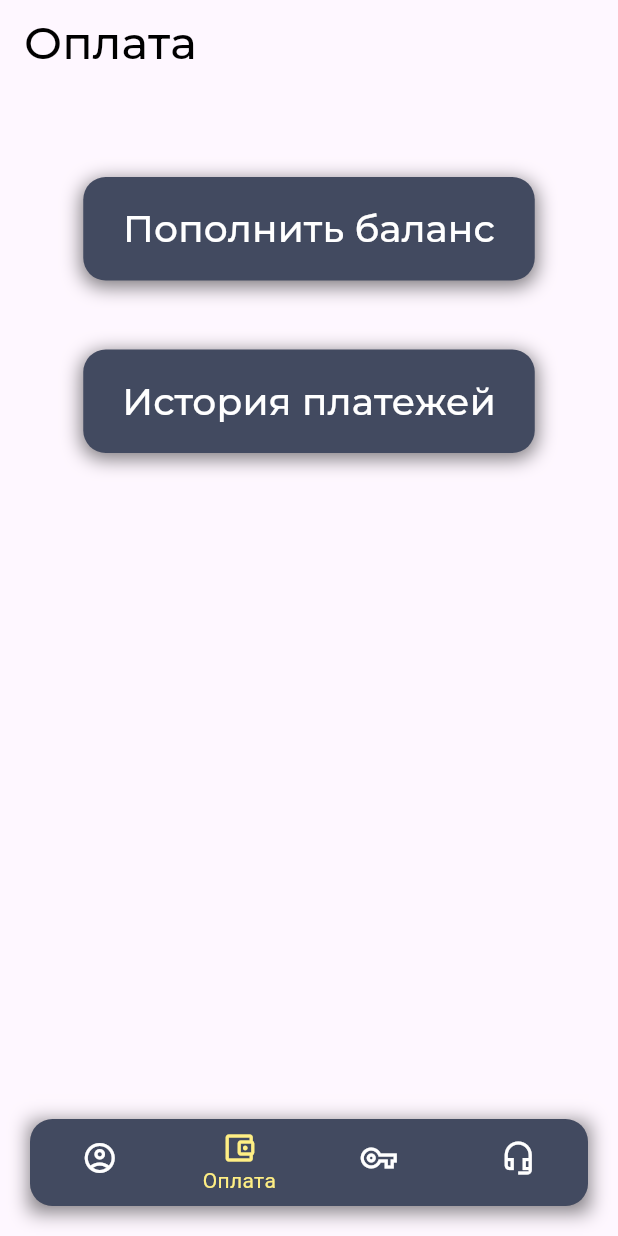
After one commit to CloudreiL/RopNet, a Flutter app: the BottomNavBar screen opened directly, item 2 of the bottom bar chosen, after a tap on "Пополнить баланс", on a phone screen of 412 x 824 dp. The commit adds this screen. Run offline on Flutter 3.47's test engine with Material 3 defaults, Android fonts, the light colour scheme and no system bars; project files that could hold a hidden picture were left out.

Commit message:
Added pages, edited loginpage and account pages

```diff
--- /dev/null
+++ b/lib/pages/accountpage.dart
@@ -0,0 +1,114 @@
+import 'package:flutter/material.dart';
+import 'package:ropnet/classes/style.dart';
+import 'package:ropnet/pages/notificationpage.dart';
+
+class AccountPage extends StatelessWidget{
+  const AccountPage({super.key});
+  @override
+  Widget build(BuildContext context){
+    return Scaffold(
+      appBar: AppBar(
+        title: Text('Аккаунт', style: TextStyles.StyleText.copyWith(fontSize: 30),),
+        actions: [
+          IconButton(onPressed: (){
+            Navigator.push(context,
+                MaterialPageRoute(builder: (context) => NotificationPage(),
+            ),
+            );
+          }, icon: Icon(Icons.notifications_none_rounded))
+        ],
+      ),
+      body: Center(
+        child: Column(
+          mainAxisAlignment: MainAxisAlignment.spaceEvenly,
+          children: [
+            Container(
+              margin: EdgeInsets.all(10),
+              width:337,
+              height: 146,
+
+              decoration: BoxDec.DecBox,
+              child: Row(
+                mainAxisAlignment: MainAxisAlignment.spaceBetween,
+                children: [
+                  Icon(Icons.account_circle_outlined, size: 100, color: Colors.white,),
+                  Column(
+                    mainAxisAlignment: MainAxisAlignment.center,
+                    children: [
+                      Padding(padding: EdgeInsets.only(right: 15),
+                          child: Text('Фамилия', style: TextStyles.StyleText.copyWith(color: Colors.white))
+                      ),
+                      Text('Имя', style: TextStyles.StyleText.copyWith(color: Colors.white)),
+                      Text('Отчество', style: TextStyles.StyleText.copyWith(color: Colors.white))
+                    ],
+                  )
+                ],
+              ),
+            ),
+            Container(
+              margin: EdgeInsets.all(10),
+              width:337,
+              height: 140,
+
+              decoration: BoxDec.DecBox,
+              child: Column(
+                mainAxisAlignment: MainAxisAlignment.center,
+                children: [
+                  Padding(padding: EdgeInsets.only(left:10, right:10),
+                      child: Row(
+                        mainAxisAlignment: MainAxisAlignment.spaceBetween,
+                        children: [
+                          Text('Мобильный телефон', style: TextStyles.StyleText.copyWith(color: Color.fromRGBO(255, 239, 132, 1), fontSize: 15)),
+                          Text('+ 7 999 999 99 99', style: TextStyles.StyleText.copyWith(color: Colors.white, fontSize: 15))
+                        ],
+                      )
+                  ),
+
+                  SizedBox(height: 15),
+
+                  Padding(padding: EdgeInsets.only(left:10, right:10),
+                      child: Row(
+                        mainAxisAlignment: MainAxisAlignment.spaceBetween,
+                        children: [
+                          Text('Контактный телефон', style: TextStyles.StyleText.copyWith(color: Color.fromRGBO(255, 239, 132, 1), fontSize: 15)),
+                          Text('-', style: TextStyles.StyleText.copyWith(color: Colors.white, fontSize: 15))
+                        ],
+                      )
+                  ),
+
+                  SizedBox(height: 15),
+
+                    Padding(padding: EdgeInsets.only(left:10, right:10),
+                     child: Row(
+                      mainAxisAlignment: MainAxisAlignment.spaceBetween,
+                        children: [
+                        Text('Email', style: TextStyles.StyleText.copyWith(color: Color.fromRGBO(255, 239, 132, 1), fontSize: 15)),
+                        Text('example@mail.ru', style: TextStyles.StyleText.copyWith(color: Colors.white, fontSize: 15))
+                        ],
+                      )
+                    )
+                ],
+              ),
+            ),
+            Container(
+              margin: EdgeInsets.all(10),
+              width:337,
+              height: 108,
+              decoration: BoxDec.DecBox,
+
+              child: Column(
+                mainAxisAlignment: MainAxisAlignment.center,
+                children: [
+                  Padding(padding: EdgeInsets.all(0),
+                  child: Text("Баланс", style: TextStyles.StyleText.copyWith(color: Color.fromRGBO(255, 239, 132, 1)))
+                  ),
+                  Text("1606,6 руб.", style: TextStyles.StyleText.copyWith(color: Colors.white, fontSize: 30))
+                ],
+              ),
+            ),
+          ],
+        ),
+      )
+    );
+  }
+}
--- a/lib/pages/bottomnavbar.dart
+++ b/lib/pages/bottomnavbar.dart
@@ -0,0 +1,69 @@
+import 'package:flutter/material.dart';
+
+import 'package:ropnet/pages/accountpage.dart';
+import 'package:ropnet/pages/passwordpage.dart';
+import 'package:ropnet/pages/paymentpage.dart';
+import 'package:ropnet/pages/technicalsupportpage.dart';
+class BottomNavBar extends StatefulWidget{
+  const BottomNavBar({super.key});
+
+  @override
+  _BottomNavBarPage createState() => _BottomNavBarPage();
+}
+
+
+class _BottomNavBarPage extends State<BottomNavBar>{
+  int myCurrentIndex = 0;
+
+  List pages =[
+    AccountPage(),
+    PaymentPage(),
+    PasswordPage(),
+    TechSuppPage()
+  ];
+
+  @override
+  Widget build(BuildContext context){
+    return Scaffold(
+      bottomNavigationBar: (
+      Container(
+        margin: EdgeInsets.symmetric(horizontal: 20, vertical: 20),
+        decoration: BoxDecoration(
+          boxShadow: [BoxShadow(
+              color: Colors.black.withOpacity(0.5),
+              offset: const Offset(0,3),
+              spreadRadius: 1,
+              blurRadius: 10
+          )
+          ],
+        ),
+            child: ClipRRect(
+              borderRadius: BorderRadius.circular(15),
+                child: BottomNavigationBar(
+                  type: BottomNavigationBarType.fixed,
+                  backgroundColor: Color.fromRGBO(66, 74, 96, 1),
+                  selectedItemColor: Color.fromRGBO(255, 239, 132, 1),
+                  unselectedItemColor: Colors.white,
+                  showUnselectedLabels: false,
+
+                  currentIndex: myCurrentIndex,
+                  items: [
+                    BottomNavigationBarItem(icon: Icon(Icons.account_circle_outlined), label: "Аккаунт"),
+                    BottomNavigationBarItem(icon: Icon(Icons.account_balance_wallet_outlined),label: "Оплата"),
+                    BottomNavigationBarItem(icon: Icon(Icons.vpn_key_outlined), label: "Пароль"),
+                    BottomNavigationBarItem(icon: Icon(Icons.headset_mic_outlined), label:"Поддержка")
+                  ],
+                  onTap: (index){
+                  setState(() {
+                    myCurrentIndex = index;
+                  });
+                  },
+                )
+
+            )
+      )
+      ),
+      body: pages[myCurrentIndex],
+    );
+  }
+}
--- a/lib/pages/login.dart
+++ b/lib/pages/login.dart
@@ -1,5 +1,7 @@
 import 'package:flutter/material.dart';
 import 'package:ropnet/classes/style.dart';
+
+import 'package:ropnet/pages/bottomnavbar.dart';
 
 class LoginPage extends StatelessWidget{
   const LoginPage({super.key});
@@ -20,10 +22,10 @@ class LoginPage extends StatelessWidget{
                 textAlign: TextAlign.center,
                 ),
               ),
-              const SizedBox(height: 40),
+              const SizedBox(height: 74),
 
               Container(
-                height: 305,
+                height: 325,
                 width: 325,
                 decoration: BoxDec.DecBox,
                 child: Column(
@@ -56,6 +58,24 @@ class LoginPage extends StatelessWidget{
                         ),
                       ),
                     ),
+                      SizedBox(height: 30),
+                      Container(
+                        width: 193,
+                        child: ElevatedButton(onPressed: (){
+                          Navigator.pushReplacement(
+                              context,
+                              MaterialPageRoute(
+                                builder: (context) => const BottomNavBar(),
+                              )
+                          );
+                        },
+                            child: Text('Войти', style: TextStyles.StyleText,
+                            ),
+                          style: ElevatedButton.styleFrom(
+                            backgroundColor: Color.fromRGBO(255, 239, 132, 1)
+                          ),
+                        ),
+                      ),
                   ],
                 ),
               )
--- /dev/null
+++ b/lib/pages/notificationpage.dart
@@ -0,0 +1,18 @@
+import 'package:flutter/material.dart';
+import 'package:ropnet/classes/style.dart';
+
+class NotificationPage extends StatelessWidget{
+  const NotificationPage({super.key});
+  @override
+  Widget build(BuildContext context){
+    return Scaffold(
+      appBar: AppBar(
+        title: Text("Уведомления", style: TextStyles.StyleText.copyWith(fontSize: 30),),
+      ),
+        body: Center(
+          child: Text("У вас пока нет уведомлений", textAlign:  TextAlign.center,
+          style: TextStyles.StyleText,),
+        )
+    );
+  }
+}
--- /dev/null
+++ b/lib/pages/passwordpage.dart
@@ -0,0 +1,13 @@
+import 'package:flutter/material.dart';
+
+class PasswordPage extends StatelessWidget{
+  const PasswordPage({super.key});
+  @override
+  Widget build(BuildContext context){
+    return Scaffold(
+        body: Center(
+          child: Text("Password Page ", textAlign:  TextAlign.center,),
+        )
+    );
+  }
+}
--- /dev/null
+++ b/lib/pages/paymentpage.dart
@@ -0,0 +1,40 @@
+import 'package:flutter/material.dart';
+import 'package:ropnet/classes/style.dart';
+
+class PaymentPage extends StatelessWidget{
+  const PaymentPage({super.key});
+  @override
+  Widget build(BuildContext context){
+    return Scaffold(
+      appBar: AppBar(
+        title: Text("Оплата", style: TextStyles.StyleText. copyWith(fontSize: 30),),
+      ),
+        body: Center(
+          child: Column(
+            children: [
+              SizedBox(height: 62),
+              Container(
+                width: 301,
+                height: 69,
+                decoration: BoxDec.DecBox,
+                child: TextButton(onPressed: (){},
+                  child: Text("Пополнить баланс", style: TextStyles.StyleText.copyWith(fontSize: 25, color: Colors.white)),
+                ),
+              ),
+              SizedBox(height: 46),
+
+              Container(
+                width: 301,
+                height: 69,
+                decoration: BoxDec.DecBox,
+                child: TextButton(onPressed: (){},
+                  child: Text("История платежей", style: TextStyles.StyleText.copyWith(fontSize: 25, color: Colors.white)),
+                ),
+              ),
+
+            ],
+          ),
+        ),
+    );
+  }
+}
--- /dev/null
+++ b/lib/pages/technicalsupportpage.dart
@@ -0,0 +1,13 @@
+import 'package:flutter/material.dart';
+
+class TechSuppPage extends StatelessWidget{
+  const TechSuppPage({super.key});
+  @override
+  Widget build(BuildContext context){
+    return Scaffold(
+        body: Center(
+          child: Text("TechSupp Page ", textAlign:  TextAlign.center,),
+        )
+    );
+  }
+}
```
